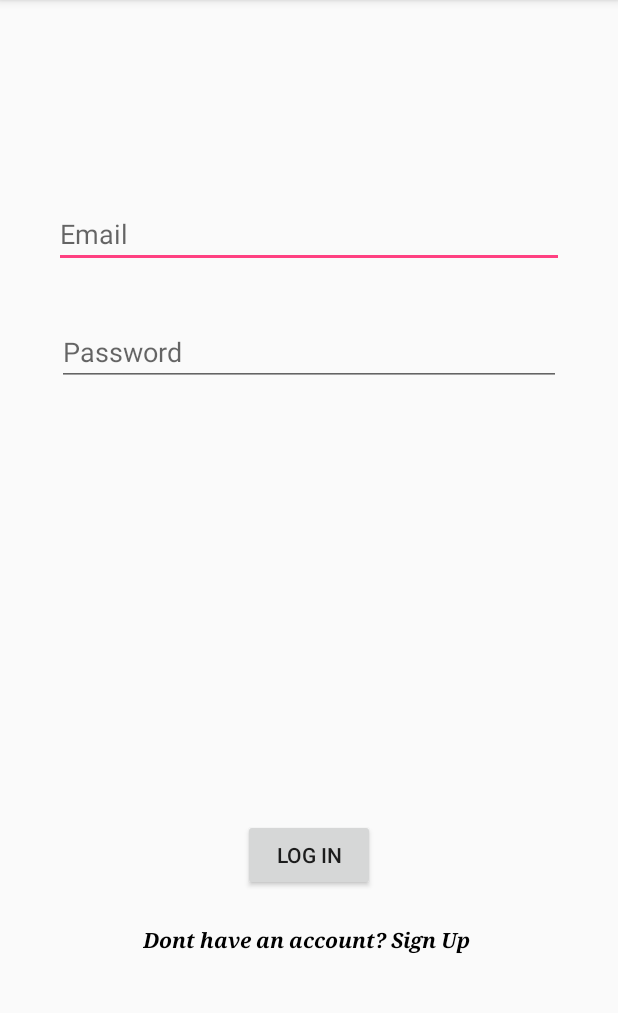
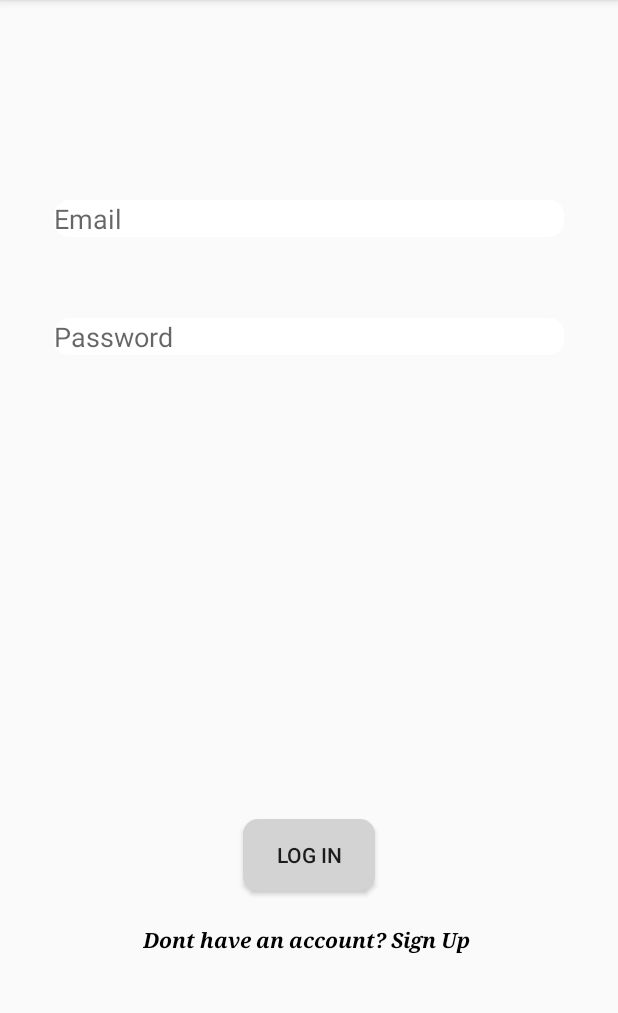
Before and after one commit to himanshu0998/BADFUT, an Android app: the screen it shows after launch (Main), on a phone screen of 412 x 824 dp, the part 84-1097 px from its top. Run offline under Robolectric (Android 15) with nearby library versions, the phone set to English and light mode, and no system bars; our stand-ins replace Firebase (no records; nobody signed in at launch, a user with empty details on screens opened directly); libraries missing offline, so code that uses them is left out: com.firebase.ui.

Commit message:
Add files via upload

```diff
--- a/app/src/main/res/layout/activity_main.xml
+++ b/app/src/main/res/layout/activity_main.xml
@@ -4,9 +4,10 @@
     xmlns:tools="http://schemas.android.com/tools"
     android:layout_width="match_parent"
     android:layout_height="match_parent"
-    tools:context=".Main">
+    tools:context=".MainActivity">
 
     <EditText
+        android:background="@drawable/roundedtext"
         android:id="@+id/memail"
         android:layout_width="340dp"
         android:layout_height="wrap_content"
@@ -18,8 +19,9 @@
         android:inputType="textEmailAddress" />
 
     <EditText
+        android:background="@drawable/roundedtext"
         android:id="@+id/mpwd"
-        android:layout_width="336dp"
+        android:layout_width="340dp"
         android:layout_height="wrap_content"
         android:layout_alignParentTop="true"
         android:layout_centerHorizontal="true"
@@ -29,6 +31,7 @@
         android:inputType="textPassword" />
 
     <Button
+        android:background="@drawable/roundedbutton"
         android:id="@+id/login"
         android:layout_width="wrap_content"
         android:layout_height="wrap_content"
```
